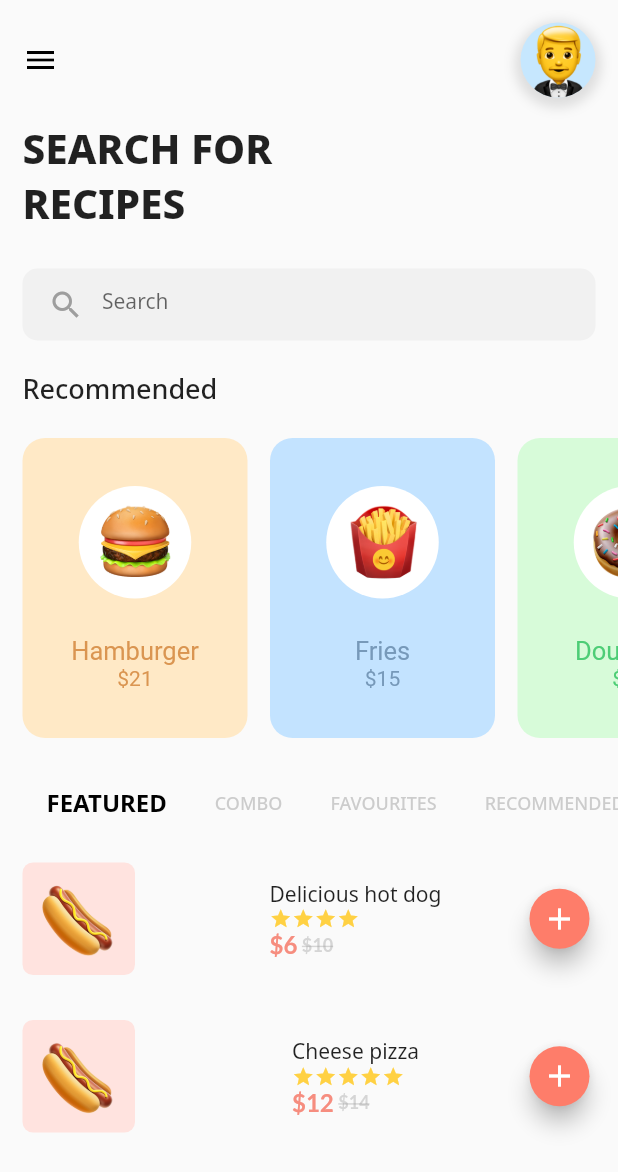
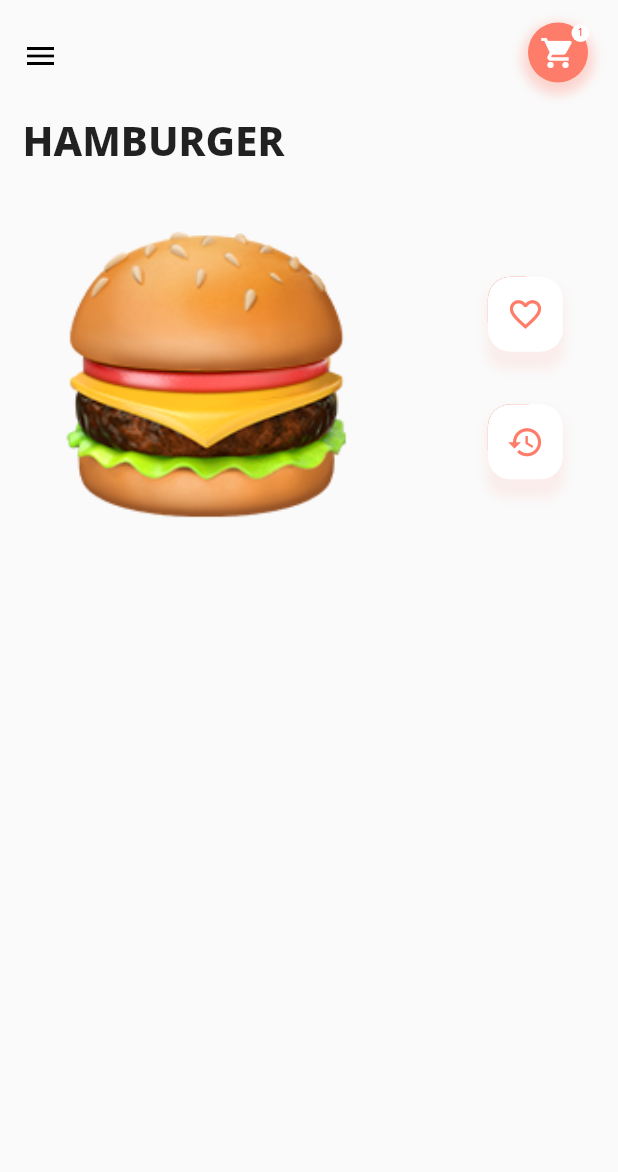
Before and after one commit to DFazekas/food_ordering, a Flutter app: the screen it shows after launch, after a tap on "Hamburger", on a phone screen of 412 x 824 dp. Shown: the top 1172 px of the screen. Run offline on Flutter 3.47's test engine with Material 2 defaults, Android fonts, the phone set to English and light mode, and no system bars; drawn by our look-alikes of smooth_star_rating; our stand-ins replace google_fonts.

Commit message:
Implement Burger page with nav bar and hero sections.

```diff
--- /dev/null
+++ b/lib/screens/burger_page.dart
@@ -0,0 +1,208 @@
+import 'package:flutter/material.dart';
+import 'package:google_fonts/google_fonts.dart';
+
+class BurgerPage extends StatefulWidget {
+  final String foodname, imgPath, price;
+
+  BurgerPage({this.foodname, this.imgPath, this.price});
+
+  @override
+  _BurgerPageState createState() => _BurgerPageState();
+}
+
+class _BurgerPageState extends State<BurgerPage> {
+  @override
+  Widget build(BuildContext context) {
+    return Scaffold(
+      body: ListView(
+        children: <Widget>[
+          // Nav bar section.
+          Padding(
+            padding: EdgeInsets.all(15.0),
+            child: Row(
+              mainAxisAlignment: MainAxisAlignment.spaceBetween,
+              children: <Widget>[
+                // Nav menu.
+                Icon(Icons.menu, color: Colors.black),
+                // Shopping cart.
+                Stack(
+                  children: [
+                    // Invisible outer frame.
+                    Container(
+                      height: 45.0,
+                      width: 45.0,
+                      color: Colors.transparent,
+                    ),
+                    // Shopping cart icon.
+                    Container(
+                      height: 40.0,
+                      width: 40.0,
+                      decoration: BoxDecoration(
+                        boxShadow: [
+                          BoxShadow(
+                              color: Color(0xFFFE7D6A).withOpacity(0.3),
+                              blurRadius: 6.0,
+                              spreadRadius: 4.0,
+                              offset: Offset(0.0, 4.0)),
+                        ],
+                        color: Color(0xFFFE7D6A),
+                        shape: BoxShape.circle,
+                      ),
+                      child: Center(
+                        child: Icon(Icons.shopping_cart, color: Colors.white),
+                      ),
+                    ),
+                    // Notification icon.
+                    Positioned(
+                      top: 1.0,
+                      right: 4.0,
+                      child: Container(
+                        height: 12.0,
+                        width: 12.0,
+                        decoration: BoxDecoration(
+                          shape: BoxShape.circle,
+                          color: Colors.white,
+                        ),
+                        child: Center(
+                          child: Text('1',
+                              style: GoogleFonts.notoSans(
+                                fontSize: 7.0,
+                                textStyle: TextStyle(color: Colors.red),
+                              )),
+                        ),
+                      ),
+                    ),
+                  ],
+                ),
+              ],
+            ),
+          ),
+          // Hero section.
+          Padding(
+            padding: const EdgeInsets.only(left: 15.0),
+            child: Text(
+              widget.foodname.toString().toUpperCase(),
+              style: GoogleFonts.notoSans(
+                fontWeight: FontWeight.w800,
+                fontSize: 27.0,
+              ),
+            ),
+          ),
+          SizedBox(height: 40.0),
+          Row(
+            mainAxisAlignment: MainAxisAlignment.spaceEvenly,
+            children: <Widget>[
+              Hero(
+                tag: widget.foodname,
+                child: Container(
+                  height: 200.0,
+                  width: 200.0,
+                  decoration: BoxDecoration(
+                    image: DecorationImage(
+                      fit: BoxFit.cover,
+                      image: AssetImage(widget.imgPath),
+                    ),
+                  ),
+                ),
+              ),
+              SizedBox(width: 15.0),
+              Column(
+                mainAxisAlignment: MainAxisAlignment.spaceBetween,
+                children: <Widget>[
+                  // Btn - Favorite.
+                  InkWell(
+                    borderRadius: BorderRadius.circular(5.0),
+                    onTap: () {
+                      // TODO: Implement ontap.
+                    },
+                    child: Stack(
+                      children: <Widget>[
+                        // Shadow.
+                        Container(
+                          height: 45.0,
+                          width: 40.0,
+                          decoration: BoxDecoration(
+                            borderRadius: BorderRadius.circular(15.0),
+                            boxShadow: [
+                              BoxShadow(
+                                color: Color(0xFFFE7D6A).withOpacity(0.1),
+                                blurRadius: 6.0,
+                                spreadRadius: 6.0,
+                                offset: Offset(5.0, 11.0),
+                              ),
+                            ],
+                            color: Colors.red,
+                          ),
+                        ),
+                        // Icon.
+                        Container(
+                          height: 50.0,
+                          width: 50.0,
+                          decoration: BoxDecoration(
+                            borderRadius: BorderRadius.circular(15.0),
+                            color: Colors.white,
+                          ),
+                          child: Center(
+                            child: Icon(
+                              Icons.favorite_border,
+                              color: Color(0xFFFE7D6A),
+                              size: 25.0,
+                            ),
+                          ),
+                        ),
+                      ],
+                    ),
+                  ),
+                  SizedBox(height: 35.0),
+                  // Btn - Share.
+                  InkWell(
+                    borderRadius: BorderRadius.circular(5.0),
+                    onTap: () {},
+                    child: Stack(
+                      children: <Widget>[
+                        // Shadow.
+                        Container(
+                          height: 45.0,
+                          width: 40.0,
+                          decoration: BoxDecoration(
+                            borderRadius: BorderRadius.circular(15.0),
+                            boxShadow: [
+                              BoxShadow(
+                                color: Color(0xFFFE7D6A).withOpacity(0.1),
+                                blurRadius: 6.0,
+                                spreadRadius: 6.0,
+                                offset: Offset(5.0, 11.0),
+                              ),
+                            ],
+                            color: Colors.red,
+                          ),
+                        ),
+                        // Icon.
+                        Container(
+                          height: 50.0,
+                          width: 50.0,
+                          decoration: BoxDecoration(
+                            borderRadius: BorderRadius.circular(15.0),
+                            color: Colors.white,
+                          ),
+                          child: Center(
+                            child: Icon(
+                              Icons.restore,
+                              color: Color(0xFFFE7D6A),
+                              size: 25.0,
+                            ),
+                          ),
+                        ),
+                      ],
+                    ),
+                  ),
+                ],
+              ),
+            ],
+          ),
+          SizedBox(height: 10.0),
+        ],
+      ),
+    );
+  }
+}
--- a/lib/screens/dashboard_page.dart
+++ b/lib/screens/dashboard_page.dart
@@ -1,4 +1,5 @@
 import 'package:flutter/material.dart';
+import 'package:food_ordering/screens/burger_page.dart';
 import 'package:food_ordering/screens/food_tabs.dart';
 import 'package:google_fonts/google_fonts.dart';
 
@@ -177,7 +178,11 @@ class _DashboardState extends State<Dashboard>
     return Padding(
         padding: EdgeInsets.only(left: 15.0),
         child: InkWell(
-          onTap: () {},
+          onTap: () {
+            Navigator.of(context).push(MaterialPageRoute(
+                builder: (context) => BurgerPage(
+                    foodname: foodName, imgPath: iconUrl, price: price)));
+          },
           child: Container(
             height: 175.0,
             width: 150.0,
```
